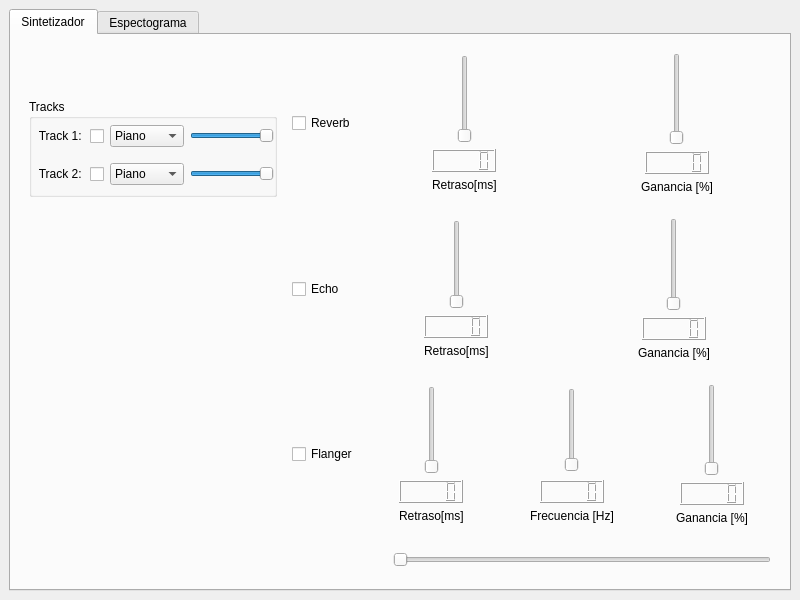
The window that SynThool/src/ui/designer/SynthesisTool.ui (KevinWahle/ASSD-Synthesis-Tool) describes before a commit, drawn with Qt 5.
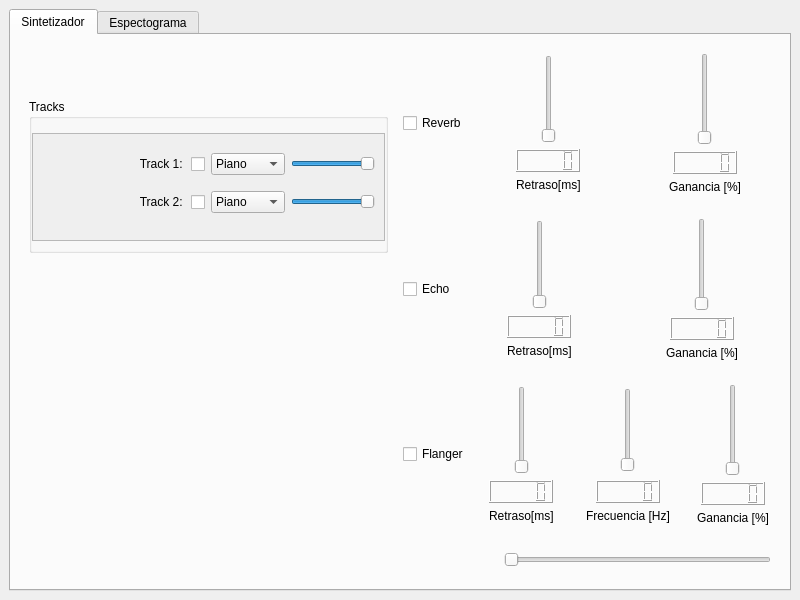
The same window after the commit. Icons and pictures are not drawn. Custom widgets are drawn as their Qt base class.

What changed in the file:
```diff
--- a/SynThool/src/ui/designer/SynthesisTool.ui
+++ b/SynThool/src/ui/designer/SynthesisTool.ui
@@ -32,14 +32,14 @@
             <item>
              <widget class="QWidget" name="verticalWidget_3" native="true">
               <property name="sizePolicy">
-               <sizepolicy hsizetype="Fixed" vsizetype="Preferred">
+               <sizepolicy hsizetype="MinimumExpanding" vsizetype="Preferred">
                 <horstretch>0</horstretch>
                 <verstretch>0</verstretch>
                </sizepolicy>
               </property>
               <property name="minimumSize">
                <size>
-                <width>200</width>
+                <width>220</width>
                 <height>0</height>
                </size>
               </property>
@@ -179,7 +179,7 @@
                <item alignment="Qt::AlignTop">
                 <widget class="QGroupBox" name="groupBox">
                  <property name="sizePolicy">
-                  <sizepolicy hsizetype="Preferred" vsizetype="Preferred">
+                  <sizepolicy hsizetype="Preferred" vsizetype="Expanding">
                    <horstretch>0</horstretch>
                    <verstretch>0</verstretch>
                   </sizepolicy>
@@ -204,7 +204,65 @@
                    <number>0</number>
                   </property>
                   <item>
+                   <widget class="QWidget" name="" native="true">
+                    <property name="sizePolicy">
+                     <sizepolicy hsizetype="Preferred" vsizetype="Expanding">
+                      <horstretch>0</horstretch>
+                      <verstretch>0</verstretch>
+                     </sizepolicy>
+                    </property>
                    <layout class="QVBoxLayout" name="verticalLayout_15">
+                     <property name="leftMargin">
+                      <number>0</number>
+                     </property>
+                     <property name="rightMargin">
+                      <number>0</number>
+                     </property>
+                     <item>
+                      <widget class="QScrollArea" name="scrollArea">
+                       <property name="sizePolicy">
+                        <sizepolicy hsizetype="MinimumExpanding" vsizetype="Fixed">
+                         <horstretch>0</horstretch>
+                         <verstretch>0</verstretch>
+                        </sizepolicy>
+                       </property>
+                       <property name="horizontalScrollBarPolicy">
+                        <enum>Qt::ScrollBarAlwaysOff</enum>
+                       </property>
+                       <property name="widgetResizable">
+                        <bool>true</bool>
+                       </property>
+                       <widget class="QWidget" name="scrollAreaWidgetContents">
+                        <property name="geometry">
+                         <rect>
+                          <x>0</x>
+                          <y>0</y>
+                          <width>313</width>
+                          <height>107</height>
+                         </rect>
+                        </property>
+                        <property name="sizePolicy">
+                         <sizepolicy hsizetype="Preferred" vsizetype="Expanding">
+                          <horstretch>0</horstretch>
+                          <verstretch>0</verstretch>
+                         </sizepolicy>
+                        </property>
+                        <layout class="QVBoxLayout" name="verticalLayout_5">
+                         <property name="leftMargin">
+                          <number>0</number>
+                         </property>
+                         <property name="rightMargin">
+                          <number>0</number>
+                         </property>
+                         <item>
+                          <widget class="QWidget" name="verticalWidget" native="true">
+                           <property name="sizePolicy">
+                            <sizepolicy hsizetype="Preferred" vsizetype="Expanding">
+                             <horstretch>0</horstretch>
+                             <verstretch>0</verstretch>
+                            </sizepolicy>
+                           </property>
+                           <layout class="QVBoxLayout" name="verticalLayout_4">
                     <item>
                      <widget class="QWidget" name="horizontalWidget_5" native="true">
                       <property name="sizePolicy">
@@ -236,7 +294,7 @@
                        <item>
                         <widget class="QComboBox" name="track1Comb">
                          <property name="sizePolicy">
-                          <sizepolicy hsizetype="Expanding" vsizetype="Fixed">
+                                  <sizepolicy hsizetype="Fixed" vsizetype="Fixed">
                            <horstretch>0</horstretch>
                            <verstretch>0</verstretch>
                           </sizepolicy>
@@ -296,7 +354,7 @@
                      </widget>
                     </item>
                     <item>
-                     <widget class="QWidget" name="horizontalWidget_8" native="true">
+                             <widget class="QWidget" name="horizontalWidget_10" native="true">
                       <property name="sizePolicy">
                        <sizepolicy hsizetype="Preferred" vsizetype="Fixed">
                         <horstretch>0</horstretch>
@@ -326,7 +384,7 @@
                        <item>
                         <widget class="QComboBox" name="track2Comb">
                          <property name="sizePolicy">
-                          <sizepolicy hsizetype="Expanding" vsizetype="Fixed">
+                                  <sizepolicy hsizetype="Fixed" vsizetype="Fixed">
                            <horstretch>0</horstretch>
                            <verstretch>0</verstretch>
                           </sizepolicy>
@@ -386,6 +444,14 @@
                      </widget>
                     </item>
                    </layout>
+                          </widget>
+                         </item>
+                        </layout>
+                       </widget>
+                      </widget>
+                     </item>
+                    </layout>
+                   </widget>
                   </item>
                  </layout>
                 </widget>
```
Left out of the diff: 66 changed lines with no effect on the pictures. Lines whose indentation alone changed are shown as unchanged.
